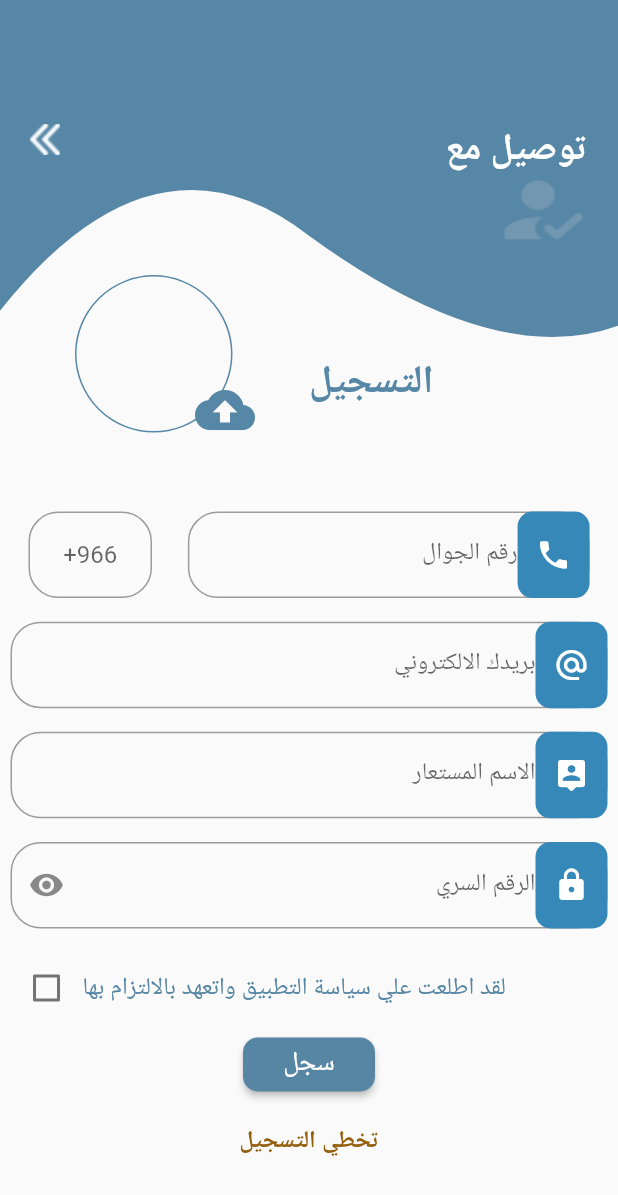
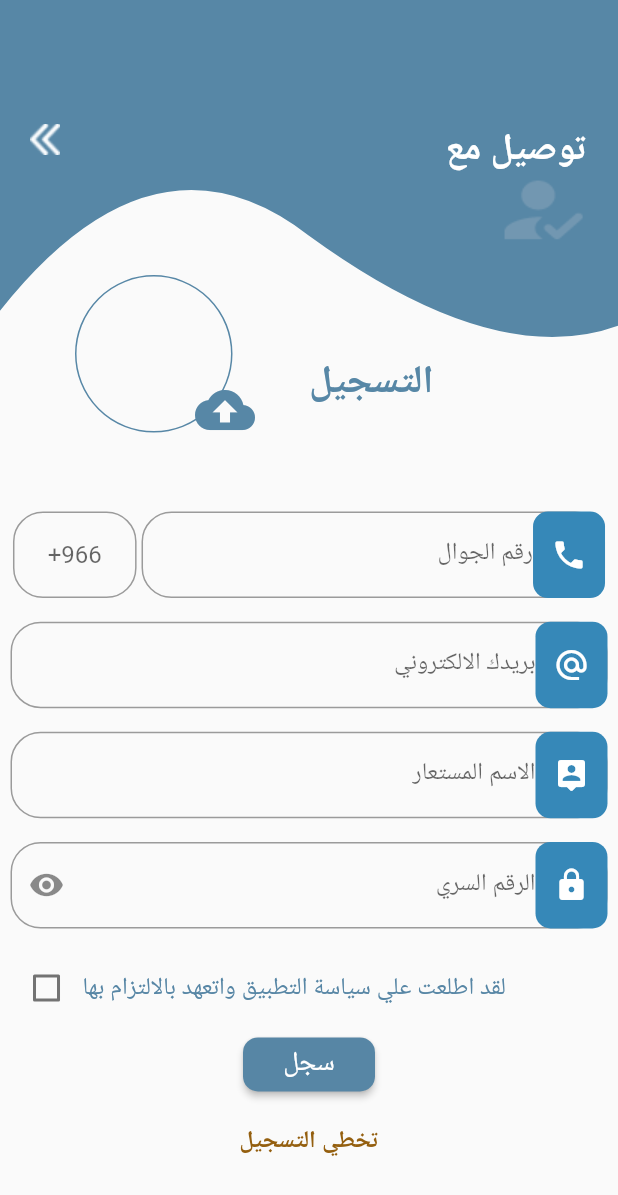
Before and after one commit to AhmedAbushaqra/twsiel, a Flutter app: the Register screen opened directly, on a phone screen of 412 x 824 dp. Shown: the top 1195 px of the screen. Run offline on Flutter 3.47's test engine with Material 2 defaults, Android fonts, the phone set to English and light mode, and no system bars; our stand-ins replace curved_navigation_bar.

Commit message:
fix phone field width

```diff
--- a/lib/Screens/register.dart
+++ b/lib/Screens/register.dart
@@ -120,7 +120,7 @@ class _RegisterState extends State<Register> {
                             ),
                           ),
                           SizedBox(
-                            width: width*0.65,
+                            width: width*0.75,
                             height: height*0.07,
                             child: TextFormField(
                               keyboardType: TextInputType.phone,
```
Also changed, not shown: lib/Widgets/card_home.dart (+7 -4 lines).
